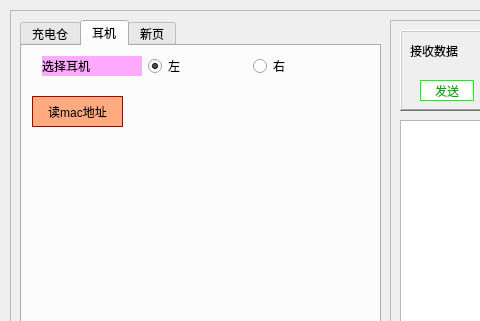
This is mainwindow.ui in LinZephyr/mew_tw200_test as Qt 5 draws it before an edit; both pictures show x 0 to 480 and y 0 to 321 of the 1267 by 744 pixel window. The edited form follows.
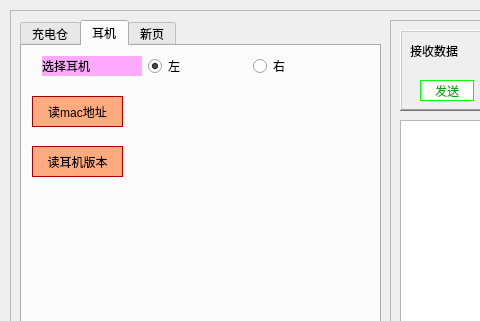
This is the edited form. Icons and pictures are not drawn.

Commit message: <fix>  在UI上添加"读耳机版本"按钮. <refactor> 调整左耳和右耳提示信息.

```diff
--- a/mainwindow.ui
+++ b/mainwindow.ui
@@ -386,6 +386,27 @@
         </item>
        </layout>
       </widget>
+      <widget class="QPushButton" name="r_fw_ver_btn">
+       <property name="geometry">
+        <rect>
+         <x>10</x>
+         <y>100</y>
+         <width>91</width>
+         <height>31</height>
+        </rect>
+       </property>
+       <property name="styleSheet">
+        <string notr="true">color: rgb(0, 0, 0);
+background-color: rgb(255, 170, 127);
+border-color: rgb(170, 0, 0);
+font: 10pt &quot;黑体&quot;;
+border-style: solid;
+border-width: 1px;</string>
+       </property>
+       <property name="text">
+        <string>读耳机版本</string>
+       </property>
+      </widget>
      </widget>
      <widget class="QWidget" name="tab">
       <attribute name="title">
```
The commit also changes 1 other file.
